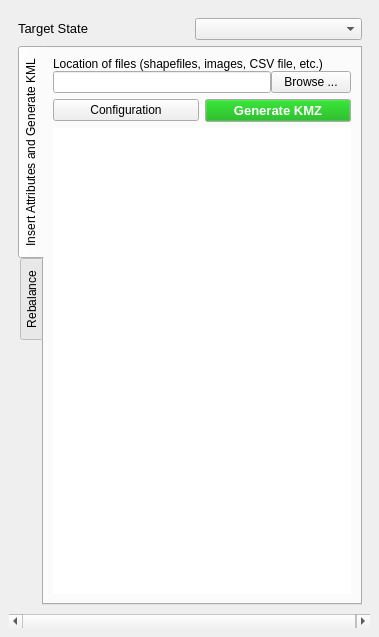
Qt form ui_delimitationtoolbox_dock.ui (seanclaude/Redistricting) before a commit.
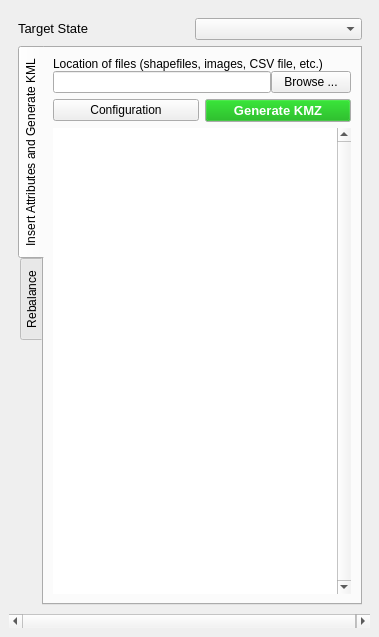
The same form after that commit.

```diff
--- a/ui_delimitationtoolbox_dock.ui
+++ b/ui_delimitationtoolbox_dock.ui
@@ -351,6 +351,9 @@
               <property name="lineWidth">
                <number>0</number>
               </property>
+              <property name="verticalScrollBarPolicy">
+               <enum>Qt::ScrollBarAlwaysOn</enum>
+              </property>
               <property name="editTriggers">
                <set>QAbstractItemView::NoEditTriggers</set>
               </property>
```
